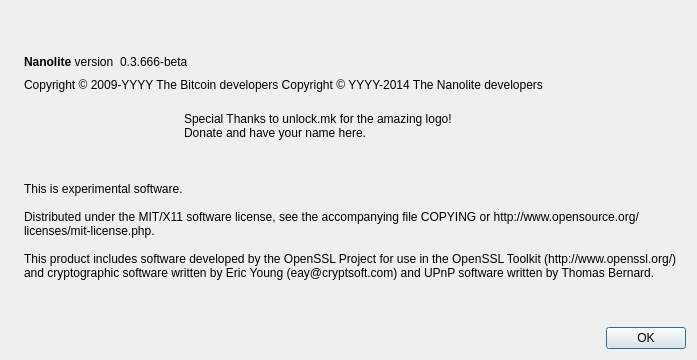
First picture: the form in src/qt/forms/aboutdialog.ui, repository nanolitedev/Nanolite, before the edit.
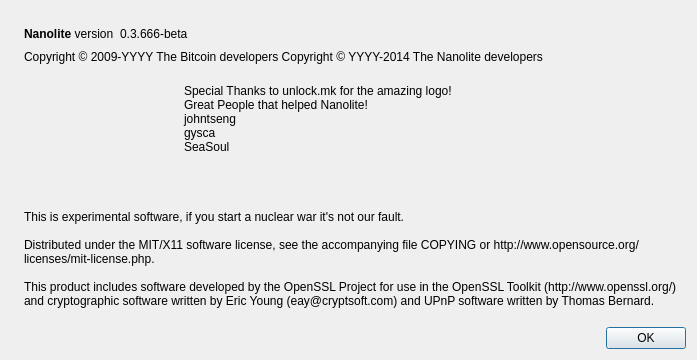
Second picture: the form after the edit. Icons and pictures are not drawn.

```diff
--- a/src/qt/forms/aboutdialog.ui
+++ b/src/qt/forms/aboutdialog.ui
@@ -111,11 +111,15 @@
        <property name="text">
         <string>
 		Special Thanks to unlock.mk for the amazing logo!
-		Donate and have your name here.
+		Great People that helped Nanolite!
+		johntseng
+		gysca
+		SeaSoul
 		
 		
 		
-This is experimental software.
+		
+This is experimental software, if you start a nuclear war it's not our fault.  
 
 Distributed under the MIT/X11 software license, see the accompanying file COPYING or http://www.opensource.org/licenses/mit-license.php.
 
```
